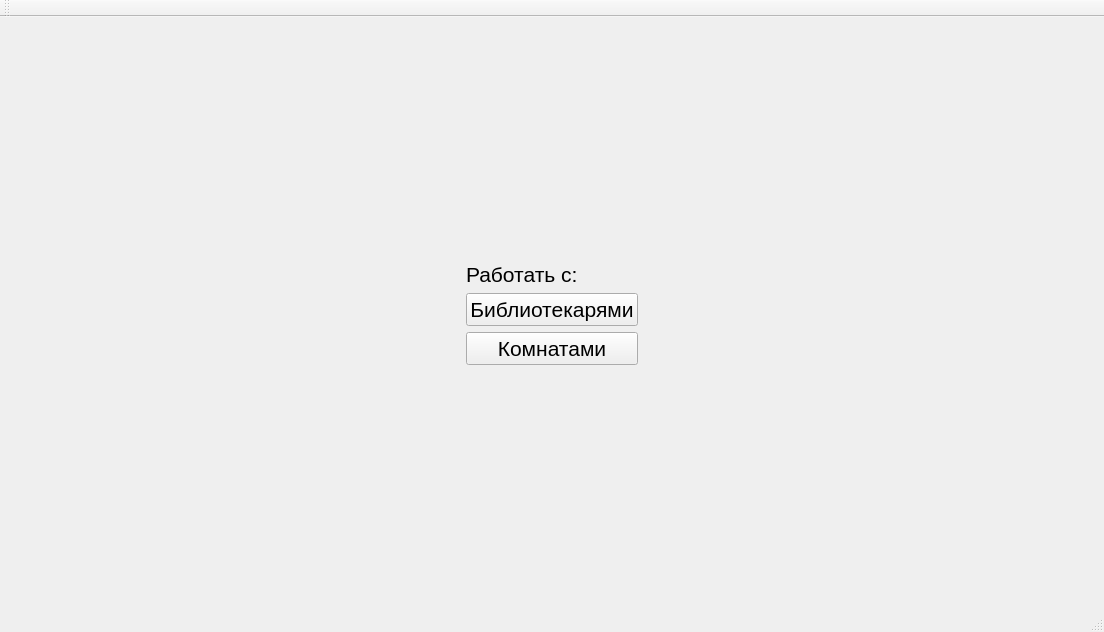
Qt form mainwindow.ui (Matvey-Makaro/DBMS-Library) before a commit.
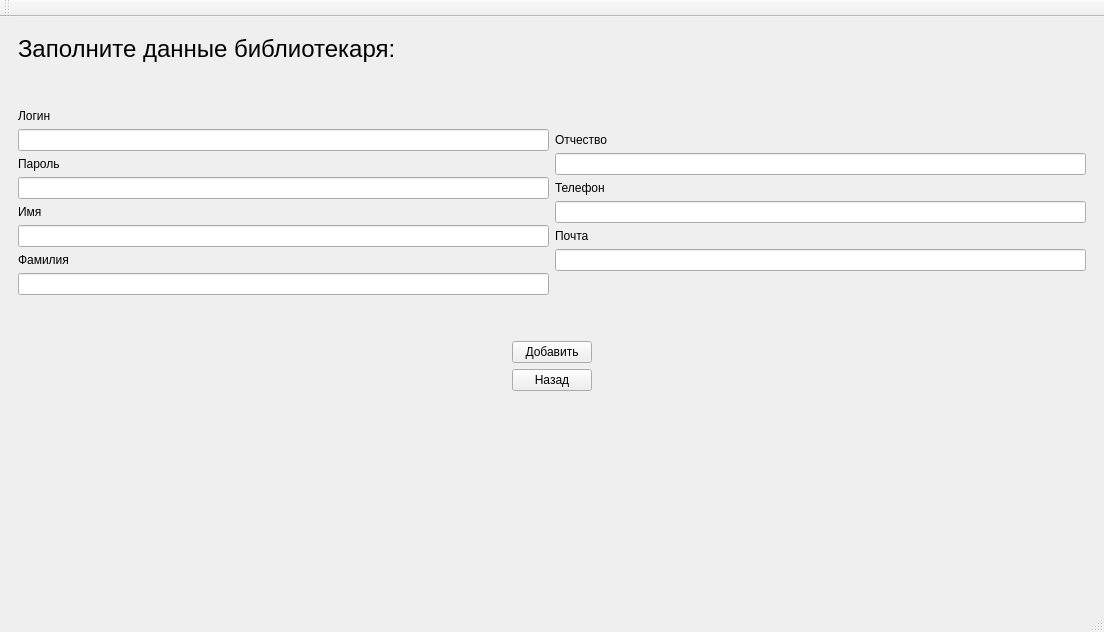
The same form after that commit. The open tabs and pages were chosen to show the change.

```diff
--- a/mainwindow.ui
+++ b/mainwindow.ui
@@ -14,7 +14,7 @@
    <string>MainWindow</string>
   </property>
   <widget class="QWidget" name="centralwidget">
-   <layout class="QHBoxLayout" name="horizontalLayout_19">
+   <layout class="QVBoxLayout" name="verticalLayout_20">
     <item>
      <widget class="QStackedWidget" name="stackedWidget">
       <property name="currentIndex">
@@ -1826,6 +1826,322 @@
         </item>
        </layout>
       </widget>
+      <widget class="QWidget" name="work_with_librarians_page">
+       <layout class="QHBoxLayout" name="horizontalLayout_20">
+        <item>
+         <widget class="QTableView" name="work_with_librarians_table_view"/>
+        </item>
+        <item>
+         <layout class="QVBoxLayout" name="verticalLayout_13">
+          <property name="sizeConstraint">
+           <enum>QLayout::SetDefaultConstraint</enum>
+          </property>
+          <property name="leftMargin">
+           <number>0</number>
+          </property>
+          <item>
+           <spacer name="verticalSpacer_38">
+            <property name="orientation">
+             <enum>Qt::Vertical</enum>
+            </property>
+            <property name="sizeHint" stdset="0">
+             <size>
+              <width>20</width>
+              <height>40</height>
+             </size>
+            </property>
+           </spacer>
+          </item>
+          <item>
+           <widget class="QPushButton" name="show_all_librarians_for_admin_btn">
+            <property name="text">
+             <string>Показать библиотекарей</string>
+            </property>
+           </widget>
+          </item>
+          <item>
+           <widget class="QPushButton" name="add_librarian_for_admin_btn">
+            <property name="text">
+             <string>Добавить библиотекаря</string>
+            </property>
+           </widget>
+          </item>
+          <item>
+           <widget class="QPushButton" name="update_librarian_for_admin_btn">
+            <property name="text">
+             <string>Редактировать библиотекаря</string>
+            </property>
+           </widget>
+          </item>
+          <item>
+           <widget class="QPushButton" name="delete_librarian_for_admin_btn">
+            <property name="text">
+             <string>Удалить библиотекаря</string>
+            </property>
+           </widget>
+          </item>
+          <item>
+           <widget class="QPushButton" name="work_with_librarians_back_btn">
+            <property name="text">
+             <string>Назад</string>
+            </property>
+           </widget>
+          </item>
+          <item>
+           <spacer name="verticalSpacer_37">
+            <property name="orientation">
+             <enum>Qt::Vertical</enum>
+            </property>
+            <property name="sizeHint" stdset="0">
+             <size>
+              <width>20</width>
+              <height>40</height>
+             </size>
+            </property>
+           </spacer>
+          </item>
+         </layout>
+        </item>
+       </layout>
+      </widget>
+      <widget class="QWidget" name="work_with_rooms_page"/>
+      <widget class="QWidget" name="add_librarian_page">
+       <layout class="QVBoxLayout" name="verticalLayout_14">
+        <item>
+         <widget class="QLabel" name="top_add_librarian_page_label">
+          <property name="font">
+           <font>
+            <pointsize>18</pointsize>
+           </font>
+          </property>
+          <property name="text">
+           <string>Заполните данные библиотекаря:</string>
+          </property>
+         </widget>
+        </item>
+        <item>
+         <layout class="QHBoxLayout" name="horizontalLayout_19">
+          <item>
+           <layout class="QVBoxLayout" name="verticalLayout_24">
+            <item>
+             <spacer name="verticalSpacer_40">
+              <property name="orientation">
+               <enum>Qt::Vertical</enum>
+              </property>
+              <property name="sizeHint" stdset="0">
+               <size>
+                <width>20</width>
+                <height>40</height>
+               </size>
+              </property>
+             </spacer>
+            </item>
+            <item>
+             <widget class="QLabel" name="label_25">
+              <property name="text">
+               <string>Логин</string>
+              </property>
+             </widget>
+            </item>
+            <item>
+             <widget class="QLineEdit" name="login_for_librarian_line_edit"/>
+            </item>
+            <item>
+             <widget class="QLabel" name="label_27">
+              <property name="text">
+               <string>Пароль</string>
+              </property>
+             </widget>
+            </item>
+            <item>
+             <widget class="QLineEdit" name="password_for_librarian_line_edit"/>
+            </item>
+            <item>
+             <widget class="QLabel" name="label_28">
+              <property name="text">
+               <string>Имя</string>
+              </property>
+             </widget>
+            </item>
+            <item>
+             <widget class="QLineEdit" name="name_for_librarian_line_edit"/>
+            </item>
+            <item>
+             <widget class="QLabel" name="label_29">
+              <property name="text">
+               <string>Фамилия</string>
+              </property>
+             </widget>
+            </item>
+            <item>
+             <widget class="QLineEdit" name="surname_for_librarian_line_edit"/>
+            </item>
+            <item>
+             <spacer name="verticalSpacer_39">
+              <property name="orientation">
+               <enum>Qt::Vertical</enum>
+              </property>
+              <property name="sizeHint" stdset="0">
+               <size>
+                <width>20</width>
+                <height>40</height>
+               </size>
+              </property>
+             </spacer>
+            </item>
+           </layout>
+          </item>
+          <item>
+           <layout class="QVBoxLayout" name="verticalLayout_25">
+            <item>
+             <spacer name="verticalSpacer_42">
+              <property name="orientation">
+               <enum>Qt::Vertical</enum>
+              </property>
+              <property name="sizeHint" stdset="0">
+               <size>
+                <width>20</width>
+                <height>40</height>
+               </size>
+              </property>
+             </spacer>
+            </item>
+            <item>
+             <widget class="QLabel" name="label_26">
+              <property name="text">
+               <string>Отчество</string>
+              </property>
+             </widget>
+            </item>
+            <item>
+             <widget class="QLineEdit" name="patronymic_for_librarian_line_edit"/>
+            </item>
+            <item>
+             <widget class="QLabel" name="label_30">
+              <property name="text">
+               <string>Телефон</string>
+              </property>
+             </widget>
+            </item>
+            <item>
+             <widget class="QLineEdit" name="phone_for_librarian_line_edit"/>
+            </item>
+            <item>
+             <widget class="QLabel" name="label_31">
+              <property name="text">
+               <string>Почта</string>
+              </property>
+             </widget>
+            </item>
+            <item>
+             <widget class="QLineEdit" name="email_for_librarian_line_edit"/>
+            </item>
+            <item>
+             <spacer name="verticalSpacer_41">
+              <property name="orientation">
+               <enum>Qt::Vertical</enum>
+              </property>
+              <property name="sizeHint" stdset="0">
+               <size>
+                <width>20</width>
+                <height>40</height>
+               </size>
+              </property>
+             </spacer>
+            </item>
+           </layout>
+          </item>
+         </layout>
+        </item>
+        <item>
+         <layout class="QHBoxLayout" name="horizontalLayout_21">
+          <item>
+           <spacer name="horizontalSpacer_27">
+            <property name="orientation">
+             <enum>Qt::Horizontal</enum>
+            </property>
+            <property name="sizeHint" stdset="0">
+             <size>
+              <width>40</width>
+              <height>20</height>
+             </size>
+            </property>
+           </spacer>
+          </item>
+          <item>
+           <widget class="QPushButton" name="add_librarian_on_add_librarian_page_btn">
+            <property name="text">
+             <string>Добавить</string>
+            </property>
+           </widget>
+          </item>
+          <item>
+           <spacer name="horizontalSpacer_28">
+            <property name="orientation">
+             <enum>Qt::Horizontal</enum>
+            </property>
+            <property name="sizeHint" stdset="0">
+             <size>
+              <width>40</width>
+              <height>20</height>
+             </size>
+            </property>
+           </spacer>
+          </item>
+         </layout>
+        </item>
+        <item>
+         <layout class="QHBoxLayout" name="horizontalLayout_29">
+          <item>
+           <spacer name="horizontalSpacer_29">
+            <property name="orientation">
+             <enum>Qt::Horizontal</enum>
+            </property>
+            <property name="sizeHint" stdset="0">
+             <size>
+              <width>40</width>
+              <height>20</height>
+             </size>
+            </property>
+           </spacer>
+          </item>
+          <item>
+           <widget class="QPushButton" name="add_librarian_back_btn">
+            <property name="text">
+             <string>Назад</string>
+            </property>
+           </widget>
+          </item>
+          <item>
+           <spacer name="horizontalSpacer_30">
+            <property name="orientation">
+             <enum>Qt::Horizontal</enum>
+            </property>
+            <property name="sizeHint" stdset="0">
+             <size>
+              <width>40</width>
+              <height>20</height>
+             </size>
+            </property>
+           </spacer>
+          </item>
+         </layout>
+        </item>
+        <item>
+         <spacer name="verticalSpacer_43">
+          <property name="orientation">
+           <enum>Qt::Vertical</enum>
+          </property>
+          <property name="sizeHint" stdset="0">
+           <size>
+            <width>20</width>
+            <height>40</height>
+           </size>
+          </property>
+         </spacer>
+        </item>
+       </layout>
+      </widget>
      </widget>
     </item>
    </layout>
```
Left out of the diff: 6 changed lines with no effect on the pictures.
